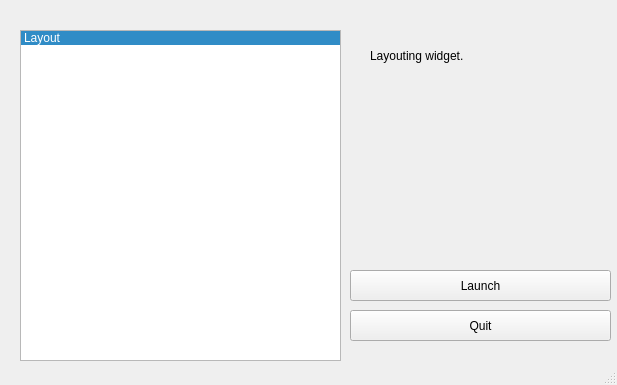
First picture: the form in mainwindow.ui, repository libresilicon/qtflow, before the edit.
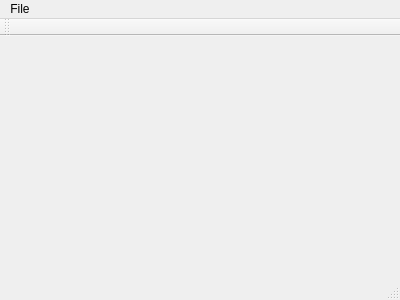
Second picture: the form after the edit.

Commit message: main window

What changed in the file:
```diff
--- a/mainwindow.ui
+++ b/mainwindow.ui
@@ -6,80 +6,44 @@
    <rect>
     <x>0</x>
     <y>0</y>
-    <width>617</width>
-    <height>385</height>
+    <width>400</width>
+    <height>300</height>
    </rect>
   </property>
   <property name="windowTitle">
    <string>MainWindow</string>
   </property>
-  <widget class="QWidget" name="centralWidget">
-   <widget class="QListWidget" name="widgets">
-    <property name="geometry">
-     <rect>
-      <x>20</x>
-      <y>30</y>
-      <width>321</width>
-      <height>331</height>
-     </rect>
+  <widget class="QWidget" name="centralWidget"/>
+  <widget class="QMenuBar" name="menuBar">
+   <property name="geometry">
+    <rect>
+     <x>0</x>
+     <y>0</y>
+     <width>400</width>
+     <height>25</height>
+    </rect>
+   </property>
+   <widget class="QMenu" name="menuFile">
+    <property name="title">
+     <string>File</string>
     </property>
-    <property name="currentRow">
-     <number>0</number>
-    </property>
-    <item>
-     <property name="text">
-      <string>Layout</string>
-     </property>
-    </item>
+    <addaction name="newProject"/>
+    <addaction name="openProject"/>
+    <addaction name="separator"/>
+    <addaction name="openMagicFile"/>
    </widget>
-   <widget class="QPushButton" name="launch">
-    <property name="geometry">
-     <rect>
-      <x>350</x>
-      <y>270</y>
-      <width>261</width>
-      <height>31</height>
-     </rect>
-    </property>
-    <property name="text">
-     <string>Launch</string>
-    </property>
-   </widget>
-   <widget class="QPushButton" name="quit">
-    <property name="geometry">
-     <rect>
-      <x>350</x>
-      <y>310</y>
-      <width>261</width>
-      <height>31</height>
-     </rect>
-    </property>
-    <property name="text">
-     <string>Quit</string>
-    </property>
-    <property name="flat">
-     <bool>false</bool>
-    </property>
-   </widget>
-   <widget class="QLabel" name="description">
-    <property name="geometry">
-     <rect>
-      <x>370</x>
-      <y>40</y>
-      <width>231</width>
-      <height>31</height>
-     </rect>
-    </property>
-    <property name="layoutDirection">
-     <enum>Qt::LeftToRight</enum>
-    </property>
-    <property name="text">
-     <string>Layouting widget.</string>
-    </property>
-    <property name="textFormat">
-     <enum>Qt::AutoText</enum>
-    </property>
-   </widget>
+   <addaction name="menuFile"/>
+  </widget>
+  <widget class="QToolBar" name="mainToolBar">
+   <property name="windowTitle">
+    <string>Layout</string>
+   </property>
+   <attribute name="toolBarArea">
+    <enum>TopToolBarArea</enum>
+   </attribute>
+   <attribute name="toolBarBreak">
+    <bool>false</bool>
+   </attribute>
   </widget>
   <widget class="QStatusBar" name="statusBar"/>
   <action name="actionOpen">
```
Left out of the diff: 19 changed lines with no effect on the pictures. The commit also changes 10 other files.
